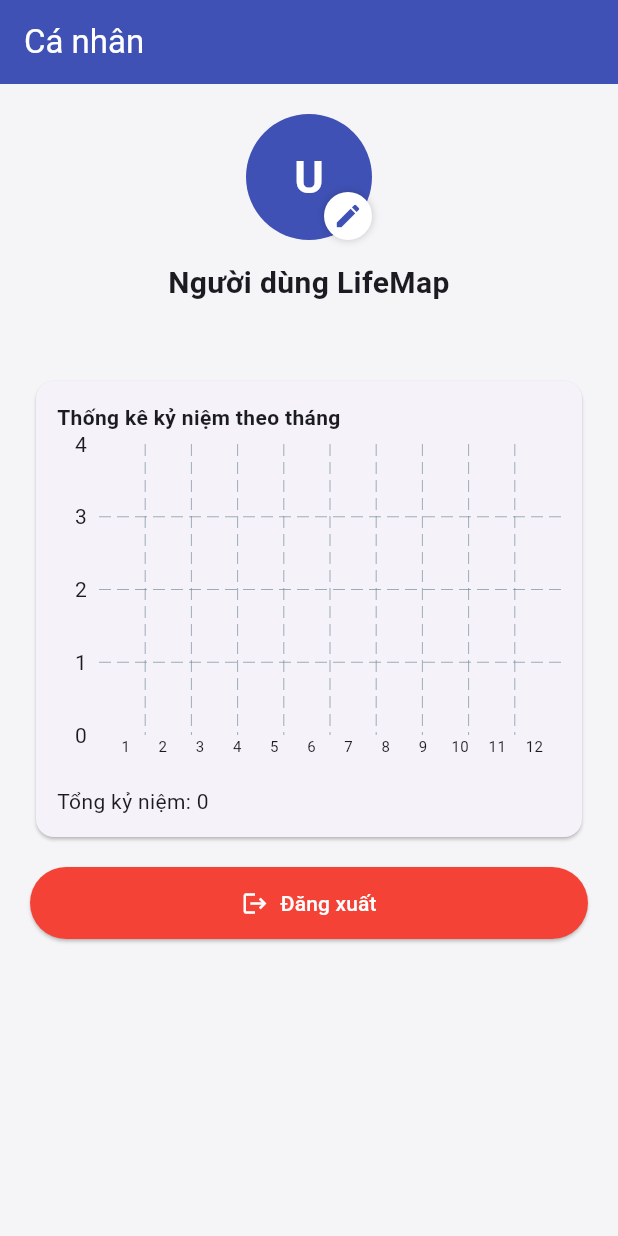
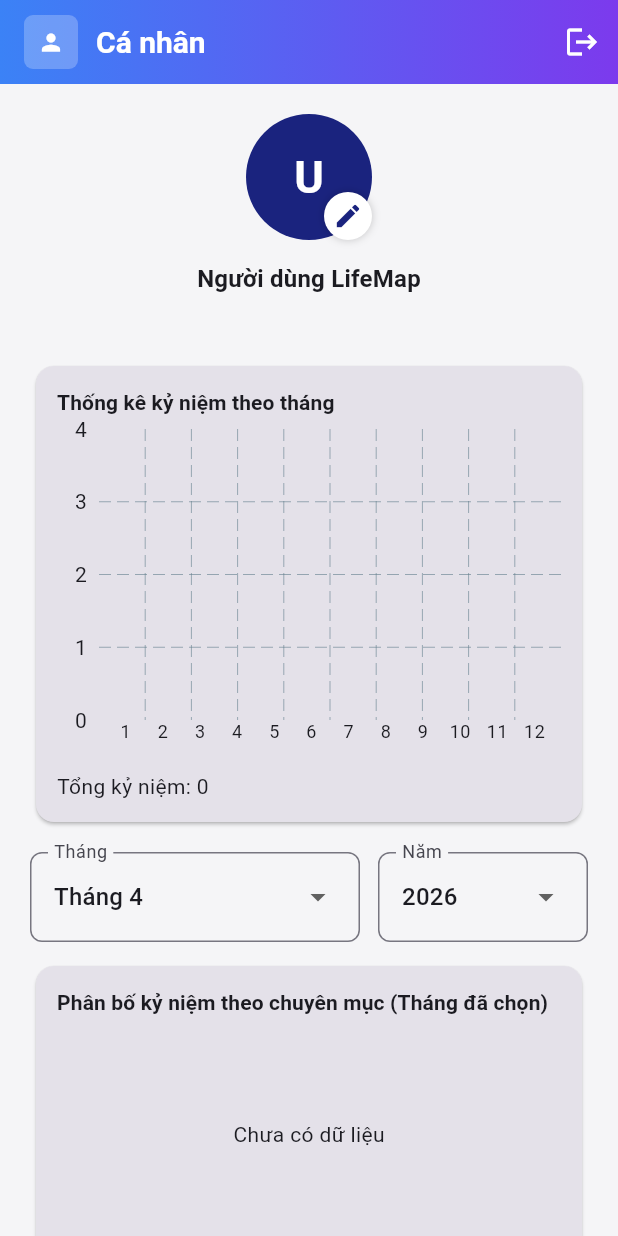
Before and after one commit to Tranduong901/LifeMap, a Flutter app: the ProfileView screen opened directly, on a phone screen of 412 x 824 dp. Run offline on Flutter 3.47's test engine with Material 3 defaults, Android fonts, the phone set to English and light mode, and no system bars; drawn by our look-alikes of fl_chart; our stand-ins replace camera, cloud_firestore, connectivity_plus, firebase_auth, firebase_core, flutter_image_compress and 7 more; missing offline and left inert: cloudinary_public, mapbox_maps_flutter; accounts and stored records are empty; network calls fail.

Commit message:
biểu đồ tròn

```diff
--- a/lib/views/profile/profile_view.dart
+++ b/lib/views/profile/profile_view.dart
@@ -6,6 +6,7 @@
 import 'package:image_picker/image_picker.dart';
 
 import '../../models/memory_model.dart';
+import '../../models/memory_topic.dart';
 import '../../services/auth_service.dart';
 import '../../services/cloudinary_service.dart';
 import '../../services/memory_service.dart';
@@ -20,6 +21,8 @@
 class _ProfileViewState extends State<ProfileView> {
   final MemoryService _memoryService = MemoryService();
   bool _isUploading = false;
+  DateTime _selectedMonth = DateTime.now();
+  int _selectedYear = DateTime.now().year;
 
   User? get _currentUser => FirebaseAuth.instance.currentUser;
 
@@ -28,93 +31,163 @@
 
     try {
       final XFile? picked = await picker.pickImage(source: ImageSource.gallery);
-      if (picked == null) {
-        return;
-      }
+      if (picked == null) return;
 
       setState(() => _isUploading = true);
-      final String imageUrl = await CloudinaryService().uploadImageFile(
-        File(picked.path),
-      );
+      final String imageUrl = await CloudinaryService().uploadImageFile(File(picked.path));
       await _currentUser?.updatePhotoURL(imageUrl);
 
       if (mounted) {
         setState(() {});
-        ScaffoldMessenger.of(context).showSnackBar(
-          const SnackBar(content: Text('Cập nhật ảnh đại diện thành công.')),
-        );
+        ScaffoldMessenger.of(context).showSnackBar(const SnackBar(content: Text('Cập nhật ảnh đại diện thành công.')));
       }
     } catch (e) {
-      if (mounted) {
-        ScaffoldMessenger.of(
-          context,
-        ).showSnackBar(SnackBar(content: Text('Lỗi tải ảnh: $e')));
-      }
+      if (mounted) ScaffoldMessenger.of(context).showSnackBar(SnackBar(content: Text('Lỗi tải ảnh: $e')));
     } finally {
-      if (mounted) {
-        setState(() => _isUploading = false);
-      }
+      if (mounted) setState(() => _isUploading = false);
     }
   }
 
   String _getInitials(String name) {
     final String trimmed = name.trim();
-    if (trimmed.isEmpty) {
-      return 'U';
-    }
+    if (trimmed.isEmpty) return 'U';
     return trimmed[0].toUpperCase();
   }
 
-  List<BarChartGroupData> _buildMonthlyBars(List<MemoryModel> memories) {
+  List<BarChartGroupData> _buildMonthlyBars(List<MemoryModel> memories, Color barColor) {
     final Map<int, int> countByMonth = <int, int>{};
-
     for (final MemoryModel memory in memories) {
-      countByMonth[memory.date.month] =
-          (countByMonth[memory.date.month] ?? 0) + 1;
+      countByMonth[memory.date.month] = (countByMonth[memory.date.month] ?? 0) + 1;
     }
 
     return List<BarChartGroupData>.generate(12, (int index) {
       final int month = index + 1;
       final double value = (countByMonth[month] ?? 0).toDouble();
-
       return BarChartGroupData(
         x: index,
         barRods: <BarChartRodData>[
-          BarChartRodData(
-            toY: value,
-            color: Colors.indigo,
-            width: 14,
-            borderRadius: BorderRadius.circular(4),
-          ),
+          BarChartRodData(toY: value, color: barColor, width: 14, borderRadius: BorderRadius.circular(4)),
         ],
       );
     });
   }
 
+  Map<String, int> _countsForMonth(List<MemoryModel> memories, DateTime month) {
+    final Map<String, int> counts = <String, int>{};
+    for (final MemoryModel m in memories) {
+      if (m.date.year == month.year && m.date.month == month.month) {
+        final String topic = m.topic.trim().isEmpty ? MemoryTopic.citywalk : m.topic;
+        counts[topic] = (counts[topic] ?? 0) + 1;
+      }
+    }
+    return counts;
+  }
+
+  Map<String, int> _countsForYear(List<MemoryModel> memories, int year) {
+    final Map<String, int> counts = <String, int>{};
+    for (final MemoryModel m in memories) {
+      if (m.date.year == year) {
+        final String topic = m.topic.trim().isEmpty ? MemoryTopic.citywalk : m.topic;
+        counts[topic] = (counts[topic] ?? 0) + 1;
+      }
+    }
+    return counts;
+  }
+
+  Widget _buildCategoryPieFromCounts(Map<String, int> counts) {
+    final int total = counts.values.fold<int>(0, (int a, int b) => a + b);
+    if (total == 0) return const SizedBox(height: 140, child: Center(child: Text('Chưa có dữ liệu')));
+
+    final List<PieChartSectionData> sections = <PieChartSectionData>[];
+    final List<Widget> legend = <Widget>[];
+    counts.forEach((String topic, int cnt) {
+      final double value = cnt.toDouble();
+      final Color color = MemoryTopic.color(topic);
+      sections.add(PieChartSectionData(
+        value: value,
+        color: color,
+        radius: 48,
+        title: '${((value / total) * 100).toStringAsFixed(0)}%',
+        titleStyle: const TextStyle(fontSize: 12, fontWeight: FontWeight.w700, color: Colors.white),
+      ));
+      legend.add(Row(mainAxisSize: MainAxisSize.min, children: <Widget>[Container(width: 12, height: 12, color: color), const SizedBox(width: 6), Text('${MemoryTopic.label(topic)} ($cnt)')]));
+    });
+
+    return Column(children: <Widget>[
+      SizedBox(height: 140, child: PieChart(PieChartData(sections: sections, centerSpaceRadius: 24, sectionsSpace: 4, borderData: FlBorderData(show: false)))),
+      const SizedBox(height: 8),
+      Wrap(spacing: 8, runSpacing: 6, children: legend),
+    ]);
+  }
+
   @override
   Widget build(BuildContext context) {
+    final ColorScheme cs = Theme.of(context).colorScheme;
+    final TextTheme tt = Theme.of(context).textTheme;
     final User? user = _currentUser;
     final String displayName = user?.displayName?.trim() ?? '';
     final String initials = _getInitials(displayName);
   final String? photoUrl = user?.photoURL;
-    final bool hasPhotoUrl = photoUrl != null && photoUrl.trim().isNotEmpty;
 
     return Scaffold(
       appBar: AppBar(
-        title: const Text('Cá nhân'),
-        backgroundColor: Colors.indigo,
-        foregroundColor: Colors.white,
+        elevation: 0,
+        backgroundColor: Colors.transparent,
+        // Gradient flexibleSpace to match the provided header style
+        flexibleSpace: Container(
+          decoration: const BoxDecoration(
+            gradient: LinearGradient(
+              begin: Alignment.centerLeft,
+              end: Alignment.centerRight,
+              colors: <Color>[
+                Color(0xFF3B82F6), // blue
+                Color(0xFF7C3AED), // purple
+              ],
+            ),
+          ),
+        ),
+        // Custom title row with a small calendar icon and bold white text
+        title: Row(
+          children: <Widget>[
+            Container(
+              width: 36,
+              height: 36,
+              decoration: BoxDecoration(
+                color: Colors.white24,
+                borderRadius: BorderRadius.circular(6),
+              ),
+              child: const Center(child: Icon(Icons.person, color: Colors.white, size: 18)),
+            ),
+            const SizedBox(width: 12),
+            Text(
+              'Cá nhân',
+              style: const TextStyle(color: Colors.white, fontSize: 20, fontWeight: FontWeight.w700),
+            ),
+          ],
+        ),
+        actions: <Widget>[
+          IconButton(
+            tooltip: 'Đăng xuất',
+            icon: const Icon(Icons.logout, color: Colors.white),
+            onPressed: () async {
+              try {
+                await AuthService().signOut();
+              } catch (e) {
+                if (context.mounted) ScaffoldMessenger.of(context).showSnackBar(SnackBar(content: Text('$e')));
+              }
+            },
+          ),
+        ],
       ),
       body: StreamBuilder<List<MemoryModel>>(
         stream: _memoryService.getMemoriesStream(),
-        builder:
-            (BuildContext context, AsyncSnapshot<List<MemoryModel>> snapshot) {
-              final List<MemoryModel> memories =
-                  snapshot.data ?? <MemoryModel>[];
-              final List<BarChartGroupData> bars = _buildMonthlyBars(memories);
+        builder: (BuildContext context, AsyncSnapshot<List<MemoryModel>> snapshot) {
+          final List<MemoryModel> memories = snapshot.data ?? <MemoryModel>[];
+          final List<BarChartGroupData> bars = _buildMonthlyBars(memories, cs.primary);
+          final double bottomSafe = MediaQuery.of(context).padding.bottom + kBottomNavigationBarHeight + 24;
 
           return ListView(
-                padding: const EdgeInsets.all(20),
+            padding: EdgeInsets.fromLTRB(20, 20, 20, bottomSafe),
             children: <Widget>[
               Center(
                 child: Stack(
@@ -122,20 +195,9 @@
                   children: <Widget>[
                     CircleAvatar(
                       radius: 42,
-                          backgroundColor: Colors.indigo,
-                          backgroundImage: hasPhotoUrl
-                              ? NetworkImage(photoUrl)
-                              : null,
-                          child: hasPhotoUrl
-                              ? null
-                              : Text(
-                                  initials,
-                                  style: const TextStyle(
-                                    color: Colors.white,
-                                    fontSize: 30,
-                                    fontWeight: FontWeight.w700,
-                                  ),
-                                ),
+                      backgroundColor: cs.primary,
+                      backgroundImage: (photoUrl != null && photoUrl.trim().isNotEmpty) ? NetworkImage(photoUrl) : null,
+                      child: (photoUrl != null && photoUrl.trim().isNotEmpty) ? null : Text(initials, style: const TextStyle(color: Colors.white, fontSize: 30, fontWeight: FontWeight.w700)),
                     ),
                     Positioned(
                       right: 0,
@@ -144,30 +206,9 @@
                         onTap: _isUploading ? null : _pickAndUploadAvatar,
                         borderRadius: BorderRadius.circular(20),
                         child: Container(
-                              decoration: BoxDecoration(
-                                color: Colors.white,
-                                shape: BoxShape.circle,
-                                boxShadow: <BoxShadow>[
-                                  BoxShadow(
-                                    color: Colors.black.withValues(alpha: 0.2),
-                                    blurRadius: 4,
-                                  ),
-                                ],
-                              ),
+                          decoration: BoxDecoration(color: Colors.white, shape: BoxShape.circle, boxShadow: <BoxShadow>[BoxShadow(color: Color.fromRGBO(0, 0, 0, 0.2), blurRadius: 4)]),
                           padding: const EdgeInsets.all(6),
-                              child: _isUploading
-                                  ? const SizedBox(
-                                      width: 20,
-                                      height: 20,
-                                      child: CircularProgressIndicator(
-                                        strokeWidth: 2,
-                                      ),
-                                    )
-                                  : const Icon(
-                                      Icons.edit,
-                                      size: 20,
-                                      color: Colors.indigo,
-                                    ),
+                          child: _isUploading ? const SizedBox(width: 20, height: 20, child: CircularProgressIndicator(strokeWidth: 2)) : Icon(Icons.edit, size: 20, color: cs.primary),
                         ),
                       ),
                     ),
@@ -175,112 +216,130 @@
                 ),
               ),
               const SizedBox(height: 14),
-                  Text(
-                    displayName.isNotEmpty ? displayName : 'Người dùng LifeMap',
-                    textAlign: TextAlign.center,
-                    style: const TextStyle(
-                      fontSize: 20,
-                      fontWeight: FontWeight.w600,
-                    ),
-                  ),
+              Text(displayName.isNotEmpty ? displayName : 'Người dùng LifeMap', textAlign: TextAlign.center, style: tt.titleMedium?.copyWith(fontWeight: FontWeight.w600) ?? const TextStyle(fontSize: 20, fontWeight: FontWeight.w600)),
               const SizedBox(height: 6),
-                  Text(
-                    user?.email ?? 'Chưa có email',
-                    textAlign: TextAlign.center,
-                    style: TextStyle(color: Colors.grey.shade700),
-                  ),
+              Text(user?.email ?? 'Chưa có email', textAlign: TextAlign.center, style: tt.bodySmall?.copyWith(color: Color.fromRGBO(((cs.onSurface.r * 255.0).round().clamp(0, 255)).toInt(), ((cs.onSurface.g * 255.0).round().clamp(0, 255)).toInt(), ((cs.onSurface.b * 255.0).round().clamp(0, 255)).toInt(), 0.7)) ?? TextStyle(color: Colors.grey.shade700)),
               const SizedBox(height: 20),
+
               Card(
+                color: cs.surfaceContainerHighest,
+                shape: RoundedRectangleBorder(borderRadius: BorderRadius.circular(12)),
                 child: Padding(
                   padding: const EdgeInsets.all(14),
                   child: Column(
                     crossAxisAlignment: CrossAxisAlignment.start,
                     children: <Widget>[
-                          const Text(
-                            'Thống kê kỷ niệm theo tháng',
-                            style: TextStyle(fontWeight: FontWeight.w700),
-                          ),
+                      Text('Thống kê kỷ niệm theo tháng', style: tt.titleSmall?.copyWith(fontWeight: FontWeight.w700) ?? const TextStyle(fontWeight: FontWeight.w700)),
                       const SizedBox(height: 8),
                       SizedBox(
                         height: 220,
                         child: BarChart(
                           BarChartData(
-                                maxY:
-                                    (bars
-                                                .map(
-                                                  (BarChartGroupData group) =>
-                                                      group.barRods.first.toY,
-                                                )
-                                                .fold<double>(
-                                                  0,
-                                                  (double a, double b) =>
-                                                      a > b ? a : b,
-                                                ) +
-                                            1)
-                                        .clamp(4, 100),
+                            maxY: (bars.map((BarChartGroupData group) => group.barRods.first.toY).fold<double>(0, (double a, double b) => a > b ? a : b) + 1).clamp(4, 100),
                             barGroups: bars,
                             gridData: const FlGridData(show: true),
                             borderData: FlBorderData(show: false),
                             titlesData: FlTitlesData(
-                                  topTitles: const AxisTitles(
-                                    sideTitles: SideTitles(showTitles: false),
-                                  ),
-                                  rightTitles: const AxisTitles(
-                                    sideTitles: SideTitles(showTitles: false),
-                                  ),
-                                  leftTitles: const AxisTitles(
-                                    sideTitles: SideTitles(
-                                      showTitles: true,
-                                      reservedSize: 28,
+                              topTitles: const AxisTitles(sideTitles: SideTitles(showTitles: false)),
+                              rightTitles: const AxisTitles(sideTitles: SideTitles(showTitles: false)),
+                              leftTitles: const AxisTitles(sideTitles: SideTitles(showTitles: true, reservedSize: 28)),
+                              bottomTitles: AxisTitles(sideTitles: SideTitles(showTitles: true, reservedSize: 26, getTitlesWidget: (double value, TitleMeta meta) {
+                                final int month = value.toInt() + 1;
+                                return Text(month.toString(), style: tt.bodySmall ?? const TextStyle(fontSize: 10));
+                              })),
                             ),
                           ),
-                                  bottomTitles: AxisTitles(
-                                    sideTitles: SideTitles(
-                                      showTitles: true,
-                                      reservedSize: 26,
-                                      getTitlesWidget:
-                                          (double value, TitleMeta meta) {
-                                            final int month = value.toInt() + 1;
-                                            return Text(
-                                              month.toString(),
-                                              style: const TextStyle(
-                                                fontSize: 10,
                         ),
-                                            );
+                      ),
+                      const SizedBox(height: 8),
+                      Text('Tổng kỷ niệm: ${memories.length}', style: tt.bodyMedium),
+                    ],
+                  ),
+                ),
+              ),
+
+              const SizedBox(height: 16),
+
+              // Controls: month & year selectors for the pie charts
+              Row(
+                children: <Widget>[
+                  Expanded(
+                    child: InputDecorator(
+                      decoration: InputDecoration(labelText: 'Tháng', border: OutlineInputBorder(borderRadius: BorderRadius.circular(8)), contentPadding: const EdgeInsets.symmetric(horizontal: 12, vertical: 6)),
+                      child: DropdownButtonHideUnderline(
+                        child: DropdownButton<int>(
+                          isExpanded: true,
+                          value: _selectedMonth.month,
+                          items: List<DropdownMenuItem<int>>.generate(12, (int i) {
+                            final int m = i + 1;
+                            return DropdownMenuItem<int>(value: m, child: Text('Tháng $m'));
+                          }),
+                          onChanged: (int? v) {
+                            if (v == null) return;
+                            setState(() => _selectedMonth = DateTime(_selectedMonth.year, v));
                           },
                         ),
                       ),
                     ),
                   ),
-                            ),
-                          ),
-                          const SizedBox(height: 8),
-                          Text('Tổng kỷ niệm: ${memories.length}'),
-                        ],
+                  const SizedBox(width: 12),
+                  SizedBox(
+                    width: 140,
+                    child: InputDecorator(
+                      decoration: InputDecoration(labelText: 'Năm', border: OutlineInputBorder(borderRadius: BorderRadius.circular(8)), contentPadding: const EdgeInsets.symmetric(horizontal: 12, vertical: 6)),
+                      child: DropdownButtonHideUnderline(
+                        child: DropdownButton<int>(
+                          isExpanded: true,
+                          value: _selectedYear,
+                          items: List<DropdownMenuItem<int>>.generate(6, (int i) {
+                            final int year = DateTime.now().year - i;
+                            return DropdownMenuItem<int>(value: year, child: Text(year.toString()));
+                          }),
+                          onChanged: (int? v) {
+                            if (v == null) return;
+                            setState(() {
+                              _selectedYear = v;
+                              _selectedMonth = DateTime(v, _selectedMonth.month);
+                            });
+                          },
                         ),
                       ),
                     ),
-                  const SizedBox(height: 16),
-                  ElevatedButton.icon(
-                    style: ElevatedButton.styleFrom(
-                      backgroundColor: Colors.red,
-                      foregroundColor: Colors.white,
-                      padding: const EdgeInsets.symmetric(vertical: 14),
                   ),
-                    onPressed: () async {
-                      try {
-                        await AuthService().signOut();
-                      } catch (e) {
-                        if (context.mounted) {
-                          ScaffoldMessenger.of(
-                            context,
-                          ).showSnackBar(SnackBar(content: Text('$e')));
-                        }
-                      }
-                    },
-                    icon: const Icon(Icons.logout),
-                    label: const Text('Đăng xuất'),
+                ],
               ),
+
+              const SizedBox(height: 12),
+
+              Card(
+                color: cs.surfaceContainerHighest,
+                shape: RoundedRectangleBorder(borderRadius: BorderRadius.circular(12)),
+                child: Padding(
+                  padding: const EdgeInsets.all(14),
+                  child: Column(crossAxisAlignment: CrossAxisAlignment.start, children: <Widget>[
+                    Text('Phân bố kỷ niệm theo chuyên mục (Tháng đã chọn)', style: tt.titleSmall?.copyWith(fontWeight: FontWeight.w700) ?? const TextStyle(fontWeight: FontWeight.w700)),
+                    const SizedBox(height: 8),
+                    _buildCategoryPieFromCounts(_countsForMonth(memories, _selectedMonth)),
+                  ]),
+                ),
+              ),
+
+              const SizedBox(height: 12),
+
+              Card(
+                color: cs.surfaceContainerHighest,
+                shape: RoundedRectangleBorder(borderRadius: BorderRadius.circular(12)),
+                child: Padding(
+                  padding: const EdgeInsets.all(14),
+                  child: Column(crossAxisAlignment: CrossAxisAlignment.start, children: <Widget>[
+                    Text('Phân bố kỷ niệm theo chuyên mục (Năm đã chọn)', style: tt.titleSmall?.copyWith(fontWeight: FontWeight.w700) ?? const TextStyle(fontWeight: FontWeight.w700)),
+                    const SizedBox(height: 8),
+                    _buildCategoryPieFromCounts(_countsForYear(memories, _selectedYear)),
+                  ]),
+                ),
+              ),
+
+              const SizedBox(height: 24),
             ],
           );
         },
--- a/lib/views/timeline/timeline_view.dart
+++ b/lib/views/timeline/timeline_view.dart
@@ -678,8 +678,8 @@
           ),
           child: StatefulBuilder(
             builder: (BuildContext ctx2, StateSetter setModalState) {
-              String _formatDate(DateTime? d) =>
-                  d == null ? 'Chưa chọn' : DateFormat('dd/MM/yyyy').format(d);
+        String formatDate(DateTime? d) =>
+          d == null ? 'Chưa chọn' : DateFormat('dd/MM/yyyy').format(d);
 
               Future<void> pickStart() async {
                 final DateTime initial = tempStart ?? DateTime.now();
@@ -719,13 +719,13 @@
                   ListTile(
                     leading: const Icon(Icons.calendar_month),
                     title: const Text('Ngày bắt đầu'),
-                    subtitle: Text(_formatDate(tempStart)),
+                    subtitle: Text(formatDate(tempStart)),
                     onTap: pickStart,
                   ),
                   ListTile(
                     leading: const Icon(Icons.calendar_month_outlined),
                     title: const Text('Ngày kết thúc'),
-                    subtitle: Text(_formatDate(tempEnd)),
+                    subtitle: Text(formatDate(tempEnd)),
                     onTap: pickEnd,
                   ),
                   const SizedBox(height: 12),
```
Lines whose indentation alone changed are shown as unchanged.
